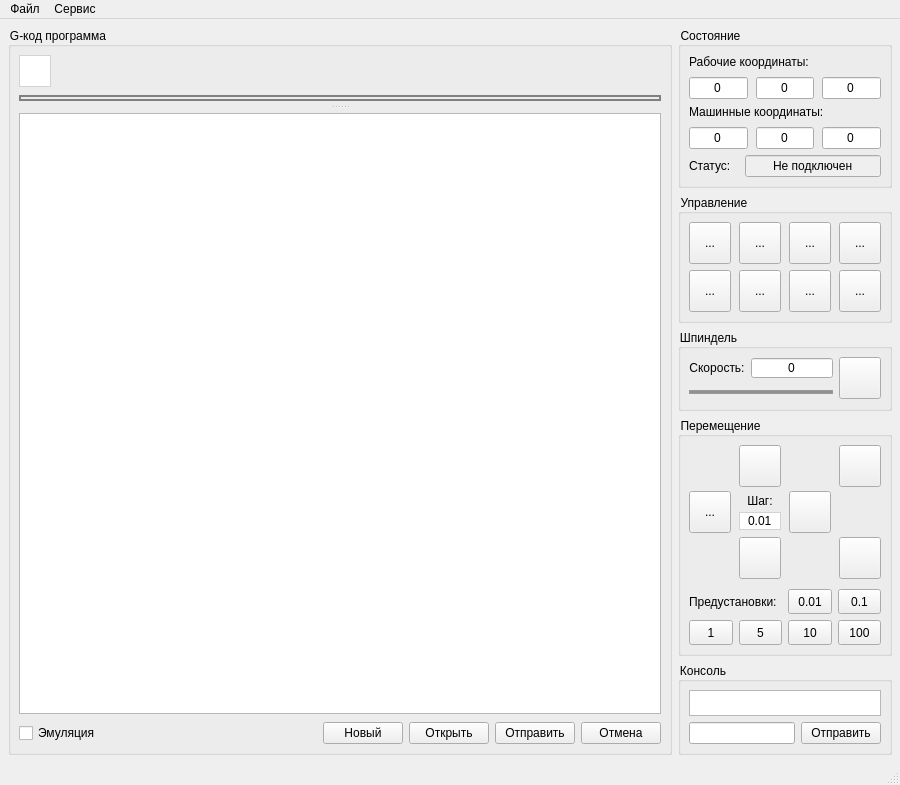
Qt form frmmain.ui (Denvi/Candle) before a commit.
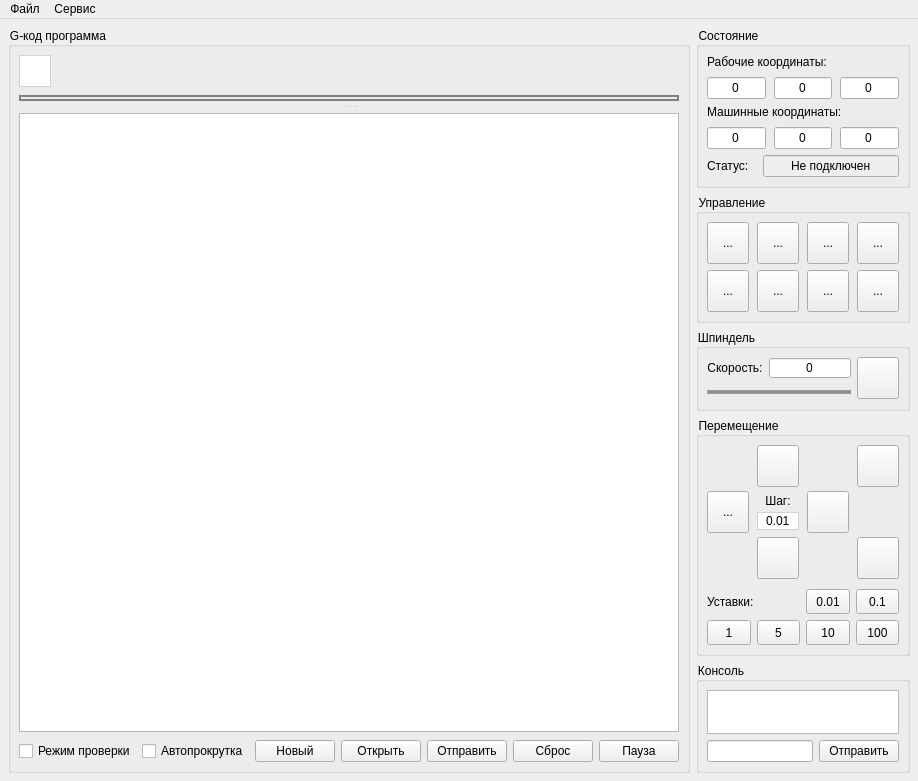
The same form after that commit. Icons and pictures are not drawn. Custom widgets are drawn as their Qt base class.

The edit to the form file:
```diff
--- a/frmmain.ui
+++ b/frmmain.ui
@@ -7,7 +7,7 @@
     <x>0</x>
     <y>0</y>
     <width>900</width>
-    <height>763</height>
+    <height>781</height>
    </rect>
   </property>
   <property name="palette">
@@ -255,7 +255,14 @@
          <item>
           <widget class="QCheckBox" name="checkBox_3">
            <property name="text">
-            <string>Эмуляция</string>
+            <string>Режим проверки</string>
+           </property>
+          </widget>
+         </item>
+         <item>
+          <widget class="QCheckBox" name="chkAutoScroll">
+           <property name="text">
+            <string>Автопрокрутка</string>
            </property>
           </widget>
          </item>
@@ -296,7 +303,17 @@
          <item>
           <widget class="QPushButton" name="pushButton_9">
            <property name="text">
-            <string>Отмена</string>
+            <string>Сброс</string>
+           </property>
+          </widget>
+         </item>
+         <item>
+          <widget class="QPushButton" name="cmdFilePause">
+           <property name="text">
+            <string>Пауза</string>
+           </property>
+           <property name="checkable">
+            <bool>true</bool>
            </property>
           </widget>
          </item>
@@ -1157,7 +1174,7 @@
              <item>
               <widget class="QLabel" name="label_4">
                <property name="text">
-                <string>Предустановки:</string>
+                <string>Уставки:</string>
                </property>
               </widget>
              </item>
@@ -1313,7 +1330,7 @@
         <property name="title">
          <string>Консоль</string>
         </property>
-        <layout class="QVBoxLayout" name="verticalLayout_3">
+        <layout class="QVBoxLayout" name="verticalLayout_3" stretch="1,0">
          <property name="leftMargin">
           <number>8</number>
          </property>
@@ -1328,12 +1345,6 @@
          </property>
          <item>
           <widget class="QPlainTextEdit" name="txtConsole">
-           <property name="sizePolicy">
-            <sizepolicy hsizetype="Expanding" vsizetype="Maximum">
-             <horstretch>0</horstretch>
-             <verstretch>0</verstretch>
-            </sizepolicy>
-           </property>
            <property name="minimumSize">
             <size>
              <width>0</width>
@@ -1346,7 +1357,7 @@
           </widget>
          </item>
          <item>
-          <layout class="QHBoxLayout" name="horizontalLayout_7">
+          <layout class="QHBoxLayout" name="horizontalLayout_7" stretch="1,0">
            <item>
             <widget class="QLineEdit" name="txtCommand"/>
            </item>
@@ -1392,7 +1403,6 @@
    <addaction name="menu"/>
    <addaction name="menu_2"/>
   </widget>
-  <widget class="QStatusBar" name="statusBar"/>
   <action name="actFileOpen">
    <property name="text">
     <string>Открыть</string>
```
Left out of the diff: 6 changed lines with no effect on the pictures.
